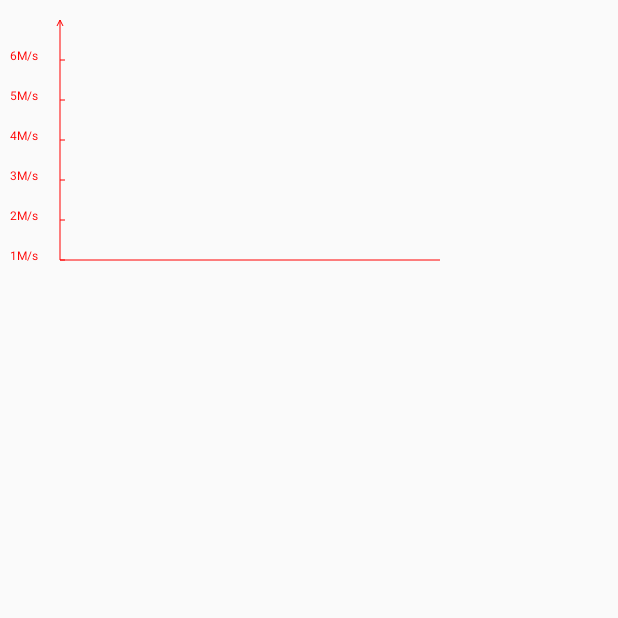
After one commit to jackGWY/XinZangApp, an Android app: the indexHistoryActivity screen opened directly, with no data from a screen before it, on a phone screen of 412 x 824 dp, the top half of it. The commit adds this screen. Run offline under Robolectric (Android 15) with nearby library versions, the phone set to English and light mode, and no system bars.

Commit message:
加入指标动图

```diff
--- a/app/src/main/AndroidManifest.xml
+++ b/app/src/main/AndroidManifest.xml
@@ -65,11 +65,11 @@
         <activity android:name=".diary.DiaryDetailActivity" />
         <activity android:name=".medicine.NotFoundActivity" />
         <activity android:name=".index.IndexSwitchActivity" />
-        <activity android:name=".hospital.BusLineSearchDemo"/>
-        <activity android:name=".hospital.PoiSearchDemo"/>
-        <activity android:name=".hospital.DistrictSearchDemo"/>
-        <activity android:name=".hospital.RoutePlanDemo"/>
-        <activity android:name=".hospital.GeoCoderDemo"/>
+        <activity android:name=".hospital.BusLineSearchDemo" />
+        <activity android:name=".hospital.PoiSearchDemo" />
+        <activity android:name=".hospital.DistrictSearchDemo" />
+        <activity android:name=".hospital.RoutePlanDemo" />
+        <activity android:name=".hospital.GeoCoderDemo" />
 
         <meta-data
             android:name="com.baidu.lbsapi.API_KEY"
@@ -83,7 +83,8 @@
         <activity android:name=".hospital.hospitalActivity" />
         <activity android:name=".consult.MessageBoardDetailActivity" />
         <activity android:name=".consult.ConsultSwitchActivity" />
-        <activity android:name=".hospital.hospitalSwitchActivity"></activity>
+        <activity android:name=".hospital.hospitalSwitchActivity" />
+        <activity android:name=".index.indexHistoryActivity"></activity>
     </application>
 
 </manifest>
--- a/app/src/main/java/com/guo/xinzangapp/index/IndexSwitchActivity.java
+++ b/app/src/main/java/com/guo/xinzangapp/index/IndexSwitchActivity.java
@@ -26,13 +26,15 @@ public class IndexSwitchActivity extends AppCompatActivity {
     }
     @OnClick({R.id.index_history,R.id.index_input})
     public void OnClick (View view) {
+        Intent intent = new Intent();
         switch (view.getId()) {
             case R.id.index_input:
-                Intent intent = new Intent(IndexSwitchActivity.this,indexActivity.class);
+                intent = new Intent(IndexSwitchActivity.this,indexActivity.class);
                 startActivity(intent);
                 break;
             case R.id.index_history:
-
+                intent = new Intent(IndexSwitchActivity.this,indexHistoryActivity.class);
+                startActivity(intent);
                 break;
         }
     }
--- /dev/null
+++ b/app/src/main/java/com/guo/xinzangapp/index/MyView.java
@@ -0,0 +1,95 @@
+package com.guo.xinzangapp.index;
+
+import android.content.Context;
+import android.graphics.Canvas;
+import android.graphics.Color;
+import android.graphics.Paint;
+import android.os.Handler;
+import android.util.AttributeSet;
+import android.view.View;
+
+import java.util.ArrayList;
+import java.util.List;
+import java.util.Random;
+
+/**
+ * Created by guo_w on 2018/12/27.
+ */
+
+public class MyView extends View {
+    //坐标轴原点的位置
+    private int xPoint=60;
+    private int yPoint=260;
+    //刻度长度
+    private int xScale=8;  //8个单位构成一个刻度
+    private int yScale=40;
+    //x与y坐标轴的长度
+    private int xLength=380;
+    private int yLength=240;
+
+    private int MaxDataSize=xLength/xScale;   //横坐标  最多可绘制的点
+
+    private List<Integer> data=new ArrayList<Integer>();   //存放 纵坐标 所描绘的点
+
+    private String[] yLabel=new String[yLength/yScale];  //Y轴的刻度上显示字的集合
+
+
+    private Handler mh=new Handler(){
+        public void handleMessage(android.os.Message msg) {
+            if(msg.what==0){                //判断接受消息类型
+                MyView.this.invalidate();  //刷新View
+            }
+        };
+    };
+    public MyView(Context context, AttributeSet attrs) {
+        super(context, attrs);
+        for (int i = 0; i <yLabel.length; i++) {
+            yLabel[i]=(i+1)+"M/s";
+        }
+        new Thread(new Runnable() {
+            @Override
+            public void run() {
+                while(true){     //在线程中不断往集合中增加数据
+                    try {
+                        Thread.sleep(1000);
+                    } catch (InterruptedException e) {
+                        e.printStackTrace();
+                    }
+                    if(data.size()>MaxDataSize){  //判断集合的长度是否大于最大绘制长度
+                        data.remove(0);  //删除头数据
+                    }
+                    data.add(new Random().nextInt(5)+1);  //生成1-6的随机数
+                    mh.sendEmptyMessage(0);   //发送空消息通知刷新
+                }
+            }
+        }).start();
+    }
+
+    @Override
+    protected void onDraw(Canvas canvas) {
+        super.onDraw(canvas);
+        Paint paint=new Paint();
+        paint.setStyle(Paint.Style.STROKE);
+        paint.setAntiAlias(true);
+        paint.setColor(Color.RED);
+        //绘制Y轴
+        canvas.drawLine(xPoint, yPoint-yLength, xPoint, yPoint, paint);
+        //绘制Y轴左右两边的箭头
+        canvas.drawLine(xPoint, yPoint-yLength, xPoint-3,yPoint-yLength+6, paint);
+        canvas.drawLine(xPoint, yPoint-yLength, xPoint+3,yPoint-yLength+6, paint);
+        //Y轴上的刻度与文字
+        for (int i = 0; i * yScale< yLength; i++) {
+            canvas.drawLine(xPoint, yPoint-i*yScale, xPoint+5, yPoint-i*yScale, paint);  //刻度
+            canvas.drawText(yLabel[i], xPoint-50, yPoint-i*yScale, paint);//文字
+        }
+        //X轴
+        canvas.drawLine(xPoint, yPoint, xPoint+xLength, yPoint, paint);
+        //如果集合中有数据
+        if(data.size()>1){
+            for (int i = 1; i < data.size(); i++) {  //依次取出数据进行绘制
+                canvas.drawLine(xPoint+(i-1)*xScale, yPoint-data.get(i-1)*yScale, xPoint+i*xScale, yPoint-data.get(i)*yScale, paint);
+            }
+        }
+
+    }
+}
--- /dev/null
+++ b/app/src/main/java/com/guo/xinzangapp/index/indexHistoryActivity.java
@@ -0,0 +1,15 @@
+package com.guo.xinzangapp.index;
+
+import android.support.v7.app.AppCompatActivity;
+import android.os.Bundle;
+
+import com.guo.xinzangapp.R;
+
+public class indexHistoryActivity extends AppCompatActivity {
+
+    @Override
+    protected void onCreate(Bundle savedInstanceState) {
+        super.onCreate(savedInstanceState);
+        setContentView(R.layout.activity_index_history);
+    }
+}
--- /dev/null
+++ b/app/src/main/res/layout/activity_index_history.xml
@@ -0,0 +1,17 @@
+<?xml version="1.0" encoding="utf-8"?>
+<android.support.constraint.ConstraintLayout xmlns:android="http://schemas.android.com/apk/res/android"
+    xmlns:app="http://schemas.android.com/apk/res-auto"
+    xmlns:tools="http://schemas.android.com/tools"
+    android:layout_width="match_parent"
+    android:layout_height="match_parent"
+    tools:context="com.guo.xinzangapp.index.indexHistoryActivity">
+    <LinearLayout
+        android:layout_width="match_parent"
+        android:layout_height="match_parent">
+        <com.guo.xinzangapp.index.MyView
+            android:id="@+id/line_chart"
+            android:layout_width="match_parent"
+            android:layout_height="match_parent" />
+    </LinearLayout>
+
+</android.support.constraint.ConstraintLayout>
```
